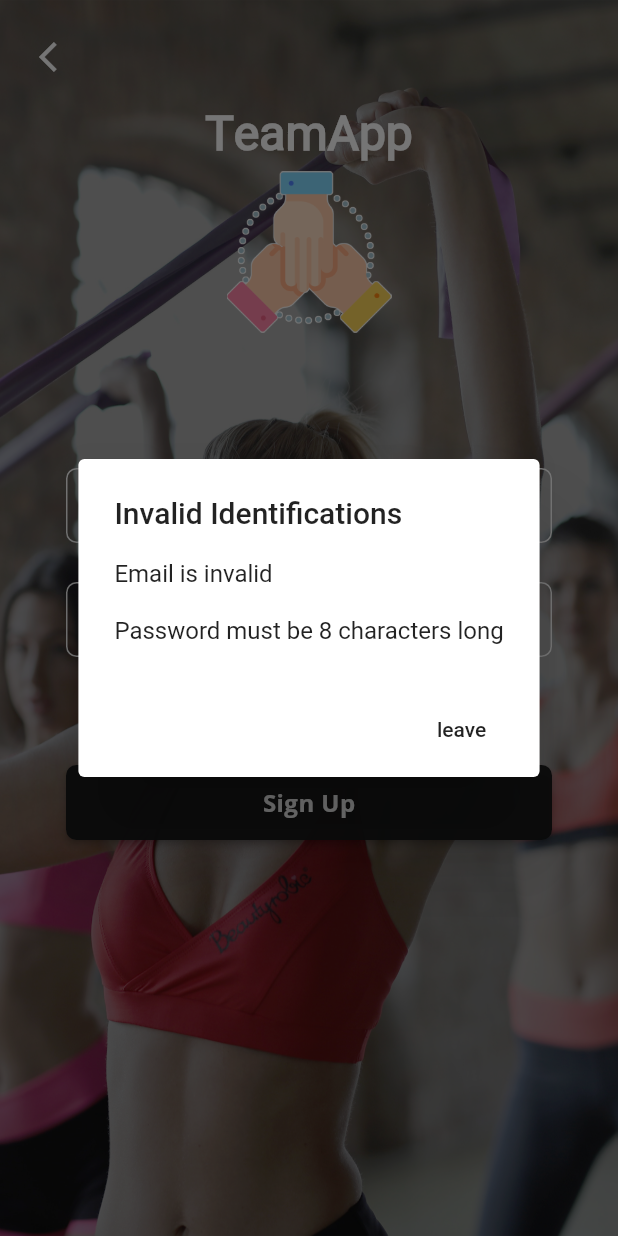
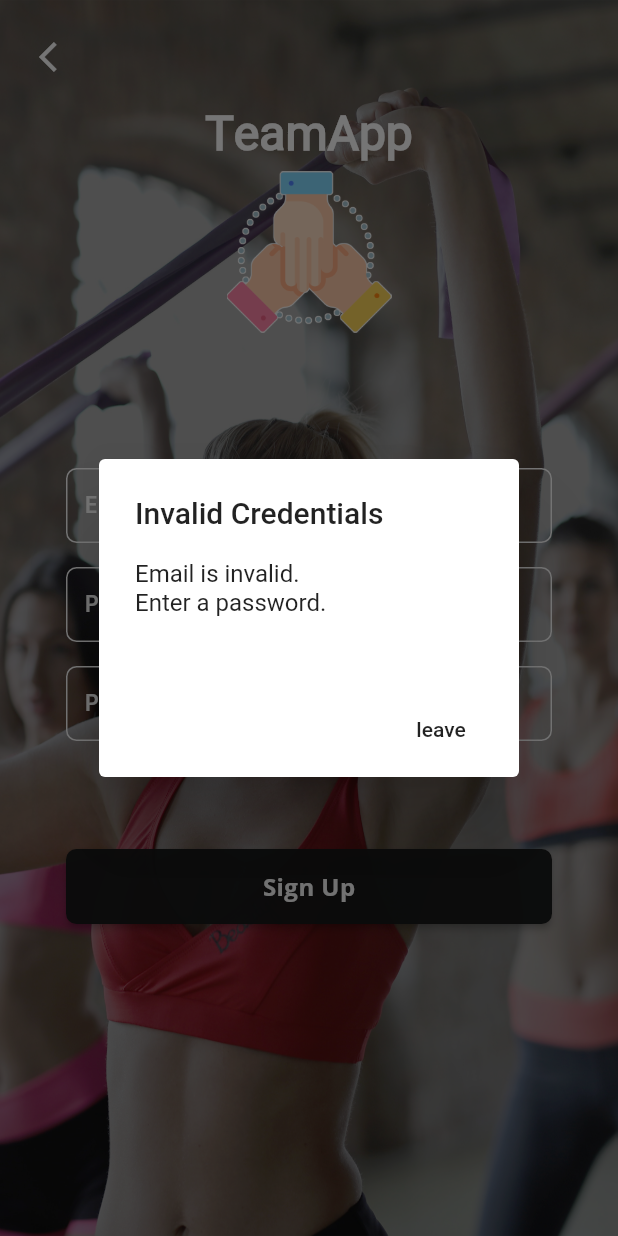
Before and after one commit to MatanMelamed/flutter_project, a Flutter app: the SignUp screen opened directly, after a tap on "Sign Up", on a phone screen of 412 x 824 dp. Run offline on Flutter 3.47's test engine with Material 2 defaults, Android fonts, the phone set to English and light mode, and no system bars; our stand-ins replace firebase_auth, flutter_svg; accounts and stored records are empty.

Commit message:
Sign in & up working

```diff
--- a/lib/models/validator.dart
+++ b/lib/models/validator.dart
@@ -4,14 +4,19 @@ class Validator{
 
 
   static String ValidateEmail(String email){
-    return IsEmailValid(email) ? '' : null;
+    return _IsEmailValid(email) ? '' : 'Email is invalid.';
   }
 
-  static bool IsEmailValid(String email){
+  static String ValidatePassword(String password){
+    //return _IsPasswordValid(password) ? '' : 'Password must be between 8 and 30 characters and contain at least one digit, lowercase and uppercase letters.';
+    return password.isNotEmpty ? '' : 'Enter a password.';
+  }
+
+  static bool _IsEmailValid(String email){
     return _emailReg.allMatches(email).isNotEmpty;
   }
 
-  static bool IsPasswordValid(String email){
+  static bool _IsPasswordValid(String email){
     return _passwordReg.allMatches(email).isNotEmpty;
   }
 }
--- a/lib/screens/authenticate/sign_in.dart
+++ b/lib/screens/authenticate/sign_in.dart
@@ -72,8 +72,7 @@ class _SignInState extends State<SignIn> {
           padding: const EdgeInsets.symmetric(horizontal: 8),
           child: Text(
             'or sign in with',
-            style: TextStyle(
-                color: Colors.white, fontSize: 14, letterSpacing: 0.2),
+            style: TextStyle(color: Colors.white, fontSize: 14, letterSpacing: 0.2),
           ),
         ),
         Expanded(
@@ -87,8 +86,7 @@ class _SignInState extends State<SignIn> {
     );
   }
 
-  Widget _buildSocialBtn(Function onTap, String logo_path, String name,
-      int bgcolor) {
+  Widget _buildSocialBtn(Function onTap, String logo_path, String name, int bgcolor) {
     return Expanded(
       child: GestureDetector(
         onTap: onTap,
@@ -131,11 +129,9 @@ class _SignInState extends State<SignIn> {
     return Row(
       mainAxisAlignment: MainAxisAlignment.spaceEvenly,
       children: <Widget>[
-        _buildSocialBtn(() => print('Login with Facebook'),
-            "assets/logos/facebook.svg", "Facebook", 0x4268B3),
+        _buildSocialBtn(() => print('Login with Facebook'), "assets/logos/facebook.svg", "Facebook", 0x4268B3),
         SizedBox(width: 15),
-        _buildSocialBtn(() => print('Login with Google'),
-            "assets/logos/google.svg", "Gmail", 0xE62F2E),
+        _buildSocialBtn(() => print('Login with Google'), "assets/logos/google.svg", "Gmail", 0xE62F2E),
       ],
     );
   }
@@ -182,9 +178,8 @@ class _SignInState extends State<SignIn> {
       child: Container(
         decoration: BoxDecoration(
           image: DecorationImage(
-            colorFilter: ColorFilter.mode(
-                Color(0x484848).withOpacity(0.47), BlendMode.darken),
-            image: AssetImage("assets/images/background_1.png"),
+            colorFilter: ColorFilter.mode(Color(0x484848).withOpacity(0.47), BlendMode.darken),
+            image: AssetImage("assets/images/background_3.png"),
             fit: BoxFit.fill,
             alignment: Alignment.topCenter,
           ),
@@ -219,8 +214,7 @@ class _SignInState extends State<SignIn> {
                           style: kLabelStyle,
                           cursorColor: Colors.white,
                           keyboardType: TextInputType.emailAddress,
-                          decoration: GetInputDecor('Password')
-                      ),
+                          decoration: GetInputDecor('Password')),
                     ),
                   ],
                 ),
@@ -230,36 +224,34 @@ class _SignInState extends State<SignIn> {
                   width: double.infinity,
                   height: 50,
                   child: RaisedButton(
-                    shape: RoundedRectangleBorder(
-                        borderRadius: BorderRadius.circular(7)),
+                    shape: RoundedRectangleBorder(borderRadius: BorderRadius.circular(7)),
                     onPressed: () async {
                       String email = _emailTextController.text;
                       String password = _passwordTextController.text;
 
+                      print('email: $email, password: $password');
+
                       String error = '';
-                      if (!Validator.IsEmailValid(_emailTextController.text)) {
-                        error += 'Email is invalid';
+                      error += Validator.ValidateEmail(email);
+                      error += error.isNotEmpty ? '\n\n' : '';
+                      error += Validator.ValidatePassword(password);
+
+                      print(error);
+                      if (error.isNotEmpty) {
+                        GetErrorDialog(context, 'Invalid Credentials', error);
+                      } else {
+                        var result = await _auth.signInWithEmailAndPassword(email, password);
+                        if(result == null){
+                          error = 'Could not sign in with those credentials';
+                          GetErrorDialog(context, 'Invalid Credentials', error);
+                        }
                       }
-                      if (!Validator.IsPasswordValid(_passwordTextController.text)) {
-                        if(error.isNotEmpty){
-                          error += '\n';
-                        }
-                        error += 'Password must be 8 characters long';
-                      }
-                      print(error);
-                      if (error.isNotEmpty){
-                        GetErrorDialog(context,'Invalid Identifications', error);
-                      }
-
                     },
                     color: Color(0x181919).withOpacity(0.97),
                     child: Text(
                       "Let's Go!",
                       style: TextStyle(
-                          color: Colors.white,
-                          fontFamily: 'OpenSans',
-                          fontWeight: FontWeight.w700,
-                          fontSize: 16),
+                          color: Colors.white, fontFamily: 'OpenSans', fontWeight: FontWeight.w700, fontSize: 16),
                     ),
                   ),
                 ),
--- a/lib/screens/authenticate/sign_up.dart
+++ b/lib/screens/authenticate/sign_up.dart
@@ -15,6 +15,15 @@ class _SignUpState extends State<SignUp> {
 
   final _emailTextController = TextEditingController();
   final _passwordTextController = TextEditingController();
+  final _passwordValidationTextController = TextEditingController();
+
+  @override
+  void dispose() {
+    _emailTextController.dispose();
+    _passwordTextController.dispose();
+    _passwordValidationTextController.dispose();
+    super.dispose();
+  }
 
   Widget _buildTitle() {
     return Container(
@@ -95,7 +104,7 @@ class _SignUpState extends State<SignUp> {
                               keyboardType: TextInputType.emailAddress,
                               decoration: GetInputDecor('Email')),
                         ),
-                        SizedBox(height: 26.0),
+                        SizedBox(height: 16.0),
                         Container(
                           height: 50,
                           child: TextField(
@@ -105,6 +114,17 @@ class _SignUpState extends State<SignUp> {
                               cursorColor: Colors.white,
                               keyboardType: TextInputType.emailAddress,
                               decoration: GetInputDecor('Password')),
+                        ),
+                        SizedBox(height: 16.0),
+                        Container(
+                          height: 50,
+                          child: TextField(
+                              controller: _passwordValidationTextController,
+                              obscureText: true,
+                              style: kLabelStyle,
+                              cursorColor: Colors.white,
+                              keyboardType: TextInputType.emailAddress,
+                              decoration: GetInputDecor('Password validation')),
                         ),
                       ],
                     ),
@@ -118,29 +138,24 @@ class _SignUpState extends State<SignUp> {
                         onPressed: () async {
                           String email = _emailTextController.text;
                           String password = _passwordTextController.text;
+                          String passValid = _passwordValidationTextController.text;
 
                           print('email: $email, password: $password');
 
                           String error = '';
-                          if (!Validator.IsEmailValid(email)) {
-                            error += 'Email is invalid';
-                          }
-                          if (!Validator.IsPasswordValid(password)) {
-                            if (error.isNotEmpty) {
-                              error += '\n\n';
-                            }
-                            error += 'Password must be 8 characters long';
-                          }
+                          error += Validator.ValidateEmail(email);
+                          error += error.isNotEmpty ? '\n' : '';
+                          error += Validator.ValidatePassword(password);
+                          error += error.isNotEmpty ? '\n' : '';
+                          error += password == passValid ? '' : 'passwords do not match';
 
                           if (error.isNotEmpty) {
-                            GetErrorDialog(context, 'Invalid Identifications', error);
-                          }
-
-                          if (error.isEmpty) {
+                            GetErrorDialog(context, 'Invalid Credentials', error);
+                          } else {
                             var result = await _auth.registerWithEmailAndPassword(email, password);
 
                             if (result == null) {
-                              GetErrorDialog(context,'Registration Error','One or more of the details is not valid.');
+                              GetErrorDialog(context, 'Registration Error', 'One or more of the details is not valid.');
                               print('failed to register');
                             } else {
                               print('registered');
--- a/lib/services/authenticate/auth_service.dart
+++ b/lib/services/authenticate/auth_service.dart
@@ -16,6 +16,16 @@ class AuthService {
   }
 
   // sign in with email & password
+  Future signInWithEmailAndPassword(String email, String password) async {
+    try {
+      AuthResult result = await _firebase_auth.signInWithEmailAndPassword(
+          email: email, password: password);
+      return _convertFirebaseUser(result.user);
+    } catch (e) {
+      print(e.toString());
+      return null;
+    }
+  }
 
   // register
   Future registerWithEmailAndPassword(String email, String password) async {
```
